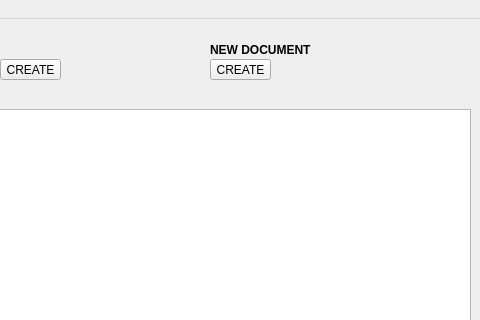
Old version of the form GUI/SymposiumGui/directory.ui in the repository RickZack/Symposium; both pictures show x 410 to 890 and y 0 to 320 of the 890 by 618 pixel window.
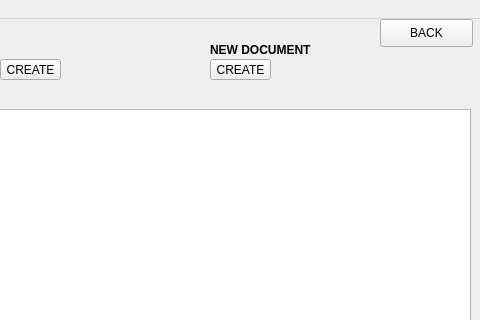
New version of the form. Icons and pictures are not drawn.

The edit to the form file:
```diff
--- a/GUI/SymposiumGui/directory.ui
+++ b/GUI/SymposiumGui/directory.ui
@@ -175,6 +175,19 @@
      <string>NEW DOCUMENT</string>
     </property>
    </widget>
+   <widget class="QPushButton" name="pushButton_5">
+    <property name="geometry">
+     <rect>
+      <x>790</x>
+      <y>0</y>
+      <width>93</width>
+      <height>28</height>
+     </rect>
+    </property>
+    <property name="text">
+     <string>BACK</string>
+    </property>
+   </widget>
   </widget>
   <widget class="QMenuBar" name="menubar">
    <property name="geometry">
```
